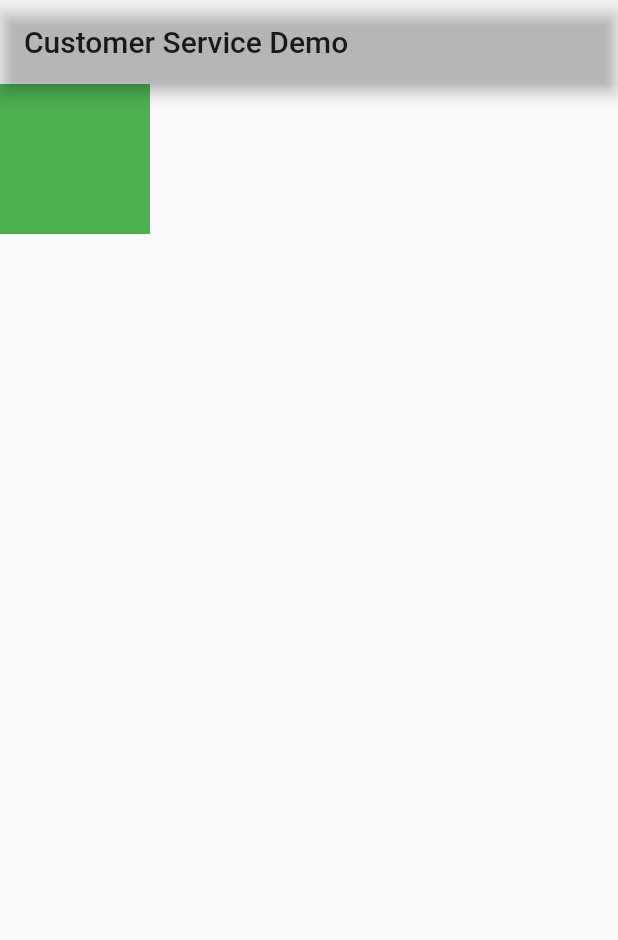
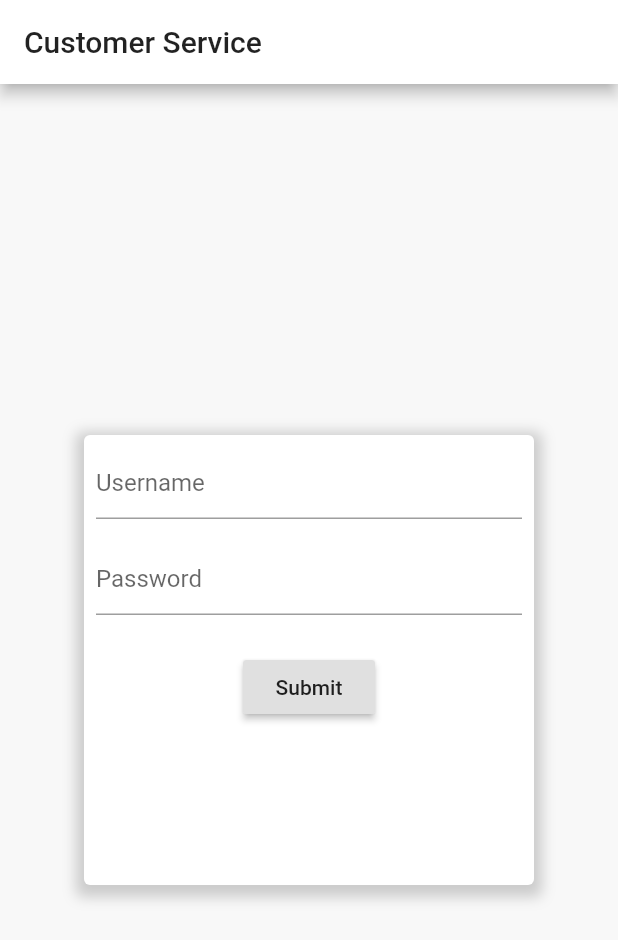
Before and after one commit to capitanergil/customer_service, a Flutter app: the screen it shows after launch, on a phone screen of 412 x 824 dp. Shown: the top 940 px of the screen. Run offline on Flutter 3.47's test engine with Material 2 defaults, Android fonts, the phone set to English and light mode, and no system bars.

Commit message:
First Update while developing.

```diff
--- a/lib/login_page.dart
+++ b/lib/login_page.dart
@@ -1,30 +1,92 @@
 import 'package:flutter/material.dart';
 import 'package:customer_service/main.dart';
 
-class LoginPage extends StatelessWidget {
+class LoginPage extends StatefulWidget {
+  @override
+  _LoginPageState createState() => _LoginPageState();
+}
+
+class _LoginPageState extends State<LoginPage> {
+  final _formKey = GlobalKey<FormState>();
+
   @override
   Widget build(BuildContext context) {
     return Scaffold(
         appBar: AppBar(
-        backgroundColor: Theme.of(context).accentColor,
-        title: Text(
-          'Customer Service Demo'
-        ),
+          backgroundColor: Colors.white,
+          title: Text('Customer Service'),
         ),
         body: SafeArea(
           child: Container(
+            decoration: BoxDecoration(color: Theme.of(context).accentColor),
+            child: Center(
+              child: Container(
+                width: 300,
+                height: 300,
                 decoration: BoxDecoration(
-          color: Colors.grey
+                  color: Colors.white,
+                  borderRadius: BorderRadius.all(Radius.circular(4)),
+                  boxShadow: [
+                    BoxShadow(
+                        color: Colors.grey.withOpacity(0.5),
+                        spreadRadius: 5,
+                        blurRadius: 7,
+                        offset: Offset(0, 3))
+                  ],
                 ),
-          child: Container(
-            width: 100,
-            height: 100,
-            decoration: BoxDecoration(
-              color: Colors.green
+                child: Form(
+                  key: _formKey,
+                  child: Column(
+                      crossAxisAlignment: CrossAxisAlignment.center,
+                      children: <Widget>[
+                        Padding(
+                          padding: const EdgeInsets.all(8.0),
+                          child: TextFormField(
+                            decoration: InputDecoration(
+                              hintText: 'Username'
+                            ),
+                            validator: (value) {
+                              if (value.isEmpty) {
+                                return 'Please enter some text';
+                              }
+                              return null;
+                            },
+                          ),
+                        ),
+                        Padding(
+                          padding: const EdgeInsets.all(8.0),
+                          child: TextFormField(
+                            decoration: InputDecoration(
+                                hintText: 'Password'
+                            ),
+                            validator: (value) {
+                              if (value.isEmpty) {
+                                return 'Please enter some text';
+                              }
+                              return null;
+                            },
+                          ),
+                        ),
+                        Padding(
+                          padding: const EdgeInsets.symmetric(vertical: 16.0),
+                          child: RaisedButton(
+                            onPressed: () {
+                              // Validate returns true if the form is valid, or false
+                              // otherwise.
+                              if (_formKey.currentState.validate()) {
+                                // If the form is valid, display a Snackbar.
+                                Scaffold.of(context).showSnackBar(
+                                    SnackBar(content: Text('Processing Data')));
+                              }
+                            },
+                            child: Text('Submit'),
+                          ),
+                        ),
+                      ]),
                 ),
               ),
             ),
           ),
-    );
+        ));
   }
 }
--- a/lib/main.dart
+++ b/lib/main.dart
@@ -21,8 +21,8 @@ class MyApp extends StatelessWidget {
       debugShowCheckedModeBanner: false,
       theme: ThemeData(
         brightness: Brightness.light,
-        primaryColor: Color.fromRGBO(250, 210, 248, 1),
-        accentColor: Color.fromRGBO(226, 22, 22, 0),
+        primaryColor: Color.fromRGBO(248, 248, 248, 1),
+        accentColor: Color.fromRGBO(248, 248, 248, 1),
 //        fontFamily: 'Georgia',
         textTheme: TextTheme(
           headline1: TextStyle(fontSize: 72.0, fontWeight: FontWeight.bold),
```
Lines whose indentation alone changed are shown as unchanged.
